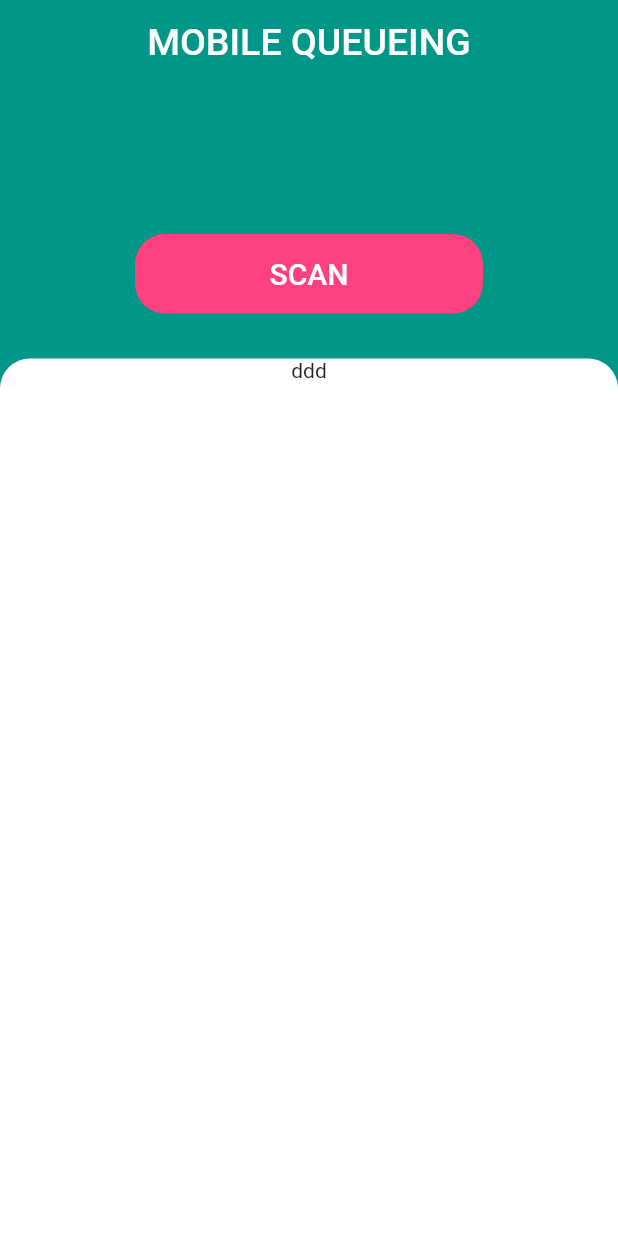
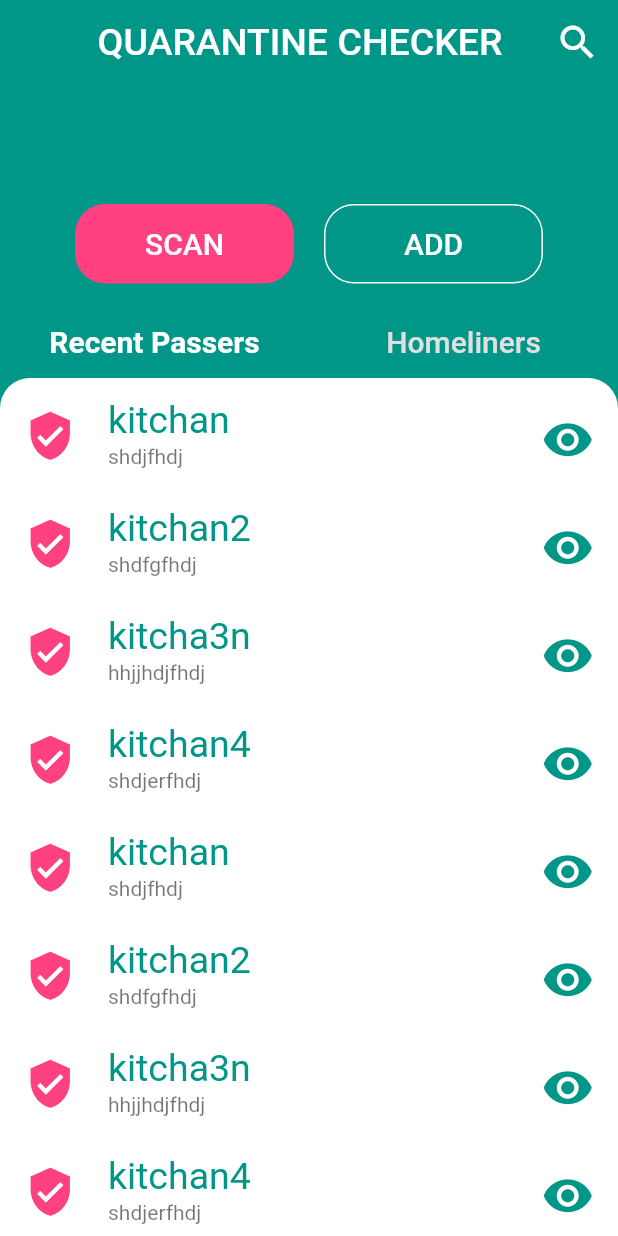
Before and after one commit to kitchanismo/Quarantine-Pass-QR-Code-Scanner, a Flutter app: the screen it shows after launch, on a phone screen of 412 x 824 dp. Run offline on Flutter 3.47's test engine with Material 2 defaults, Android fonts, the phone set to English and light mode, and no system bars.

Commit message:
homeliner

```diff
--- /dev/null
+++ b/lib/models/homeliner.dart
@@ -0,0 +1,6 @@
+class HomeLiner {
+  String code;
+  String name;
+  String address;
+  HomeLiner({this.code, this.name, this.address});
+}
--- /dev/null
+++ b/lib/repositories/homeliner_repository.dart
@@ -0,0 +1,19 @@
+import 'package:qr_checker/models/homeliner.dart';
+
+class HomeLinerRepository {
+  List<HomeLiner> homeLiners = [
+    HomeLiner(code: 'shdjfhdj', name: 'kitchan', address: 'sdsd'),
+    HomeLiner(code: 'shdfgfhdj', name: 'kitchan2', address: 'sdsd'),
+    HomeLiner(code: 'hhjjhdjfhdj', name: 'kitcha3n', address: 'sdsd'),
+    HomeLiner(code: 'shdjerfhdj', name: 'kitchan4', address: 'sdsd'),
+    HomeLiner(code: 'shdjfhdj', name: 'kitchan', address: 'sdsd'),
+    HomeLiner(code: 'shdfgfhdj', name: 'kitchan2', address: 'sdsd'),
+    HomeLiner(code: 'hhjjhdjfhdj', name: 'kitcha3n', address: 'sdsd'),
+    HomeLiner(code: 'shdjerfhdj', name: 'kitchan4', address: 'sdsd'),
+    HomeLiner(code: 'shdjfhdj', name: 'kitchan', address: 'sdsd'),
+    HomeLiner(code: 'shdfgfhdj', name: 'kitchan2', address: 'sdsd'),
+    HomeLiner(code: 'hhjjhdjfhdj', name: 'kitcha3n', address: 'sdsd'),
+    HomeLiner(code: 'shdjerfhdj', name: 'kitchan4', address: 'sdsd'),
+    HomeLiner(code: 'shdttjfhdj', name: 'kitcha5n', address: 'sdsd')
+  ];
+}
--- a/lib/screens/home.dart
+++ b/lib/screens/home.dart
@@ -1,5 +1,7 @@
 import 'package:flutter/material.dart';
 import 'package:qr_checker/common/my_button.dart';
+import 'package:qr_checker/models/homeliner.dart';
+import 'package:qr_checker/repositories/homeliner_repository.dart';
 
 class Home extends StatefulWidget {
   @override
@@ -7,53 +9,110 @@ class Home extends StatefulWidget {
 }
 
 class _HomeState extends State<Home> {
-  int ctr = 0;
-
-  void doCount() async {
-    int _ctr = await Future.delayed(Duration(seconds: 3), () {
-      return 15;
-    });
-    setState(() {
-      ctr = _ctr;
-    });
-  }
-
-  // void didUpdateWidget() {
-
-  // }
-
-  void handleAdd() {
-    setState(() {
-      ctr++;
-    });
-  }
-
-  navigateAbout() {
-    Navigator.pushNamed(context, '/about');
-  }
+  final homeLiners = HomeLinerRepository().homeLiners;
 
   @override
   Widget build(BuildContext context) {
     final primary = Theme.of(context).primaryColor;
-    final borderRadius = BorderRadius.only(
-        topLeft: Radius.circular(20), topRight: Radius.circular(20));
 
     return Scaffold(
       backgroundColor: primary,
       appBar: AppBar(
+        actions: <Widget>[
+          Padding(
+            padding: const EdgeInsets.only(right: 12.0),
+            child: Icon(
+              Icons.search,
+              size: 30,
+            ),
+          )
+        ],
         title: Center(
+          child: Padding(
+            padding: const EdgeInsets.only(left: 30),
             child: Text(
-          'MOBILE QUEUEING',
+              'QUARANTINE CHECKER',
               style: TextStyle(fontSize: 25),
-        )),
+            ),
+          ),
+        ),
         elevation: 0,
       ),
       body: Container(
+        padding: EdgeInsets.only(top: 50),
         child: Column(
-          crossAxisAlignment: CrossAxisAlignment.stretch,
           children: <Widget>[
-            Padding(
-              padding: const EdgeInsets.fromLTRB(90, 100, 90, 30),
+            buildButtons(),
+            buildMenus(),
+            buildBody(homeLiners),
+          ],
+        ),
+      ),
+    );
+  }
+
+  Widget buildMenus() {
+    return Row(
+      mainAxisAlignment: MainAxisAlignment.center,
+      children: <Widget>[
+        Expanded(
+          child: FlatButton(
+              onPressed: () {},
+              child: Text(
+                'Recent Passers',
+                style: TextStyle(
+                    color: Colors.white,
+                    fontSize: 20,
+                    fontWeight: FontWeight.bold),
+              )),
+        ),
+        Expanded(
+          child: FlatButton(
+              onPressed: () {},
+              child: Text(
+                'Homeliners',
+                style: TextStyle(color: Colors.grey[300], fontSize: 20),
+              )),
+        ),
+      ],
+    );
+  }
+}
+
+Widget buildBody(List<HomeLiner> homeLiners) {
+  final borderRadius = BorderRadius.only(
+      topLeft: Radius.circular(20), topRight: Radius.circular(20));
+
+  Text title(String text) {
+    return Text(text, style: TextStyle(fontSize: 25, color: Colors.teal));
+  }
+
+  return Expanded(
+    child: Container(
+        padding: EdgeInsets.only(top: 5),
+        decoration:
+            BoxDecoration(borderRadius: borderRadius, color: Colors.white),
+        child: ListView.builder(
+            itemCount: homeLiners.length,
+            itemBuilder: (context, i) {
+              return ListTile(
+                  onTap: () {},
+                  leading: Icon(Icons.verified_user,
+                      color: Colors.pinkAccent, size: 35),
+                  title: title(homeLiners[i].name),
+                  subtitle: Text(homeLiners[i].code),
+                  trailing: Icon(
+                    Icons.remove_red_eye,
+                    color: Colors.teal,
+                    size: 35,
+                  ));
+            })),
+  );
+}
+
+Widget buildButtons() {
+  return Padding(
+    padding: const EdgeInsets.fromLTRB(50, 30, 50, 15),
     child: Row(
       mainAxisAlignment: MainAxisAlignment.center,
       children: <Widget>[
@@ -62,22 +121,18 @@ class _HomeState extends State<Home> {
             text: 'SCAN',
             onPressed: () {},
           ),
-                  )
-                ],
         ),
+        SizedBox(
+          width: 20,
         ),
         Expanded(
-              child: Container(
-                decoration: BoxDecoration(
-                    borderRadius: borderRadius, color: Colors.white),
-                child: Column(
-                  children: <Widget>[Text('ddd')],
-                ),
-              ),
+          child: MyButton(
+              text: 'ADD',
+              onPressed: () {},
+              isOutline: true,
+              color: Colors.white),
         ),
       ],
     ),
-      ),
   );
 }
-}
```
Lines whose indentation alone changed are shown as unchanged.
